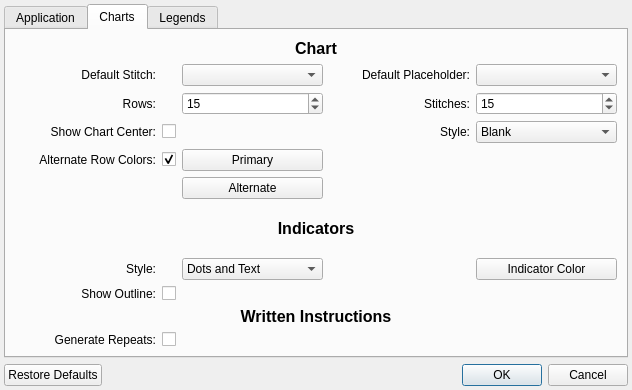
Old version of the form src/settings.ui in the repository iPenguin/CrochetCharts.
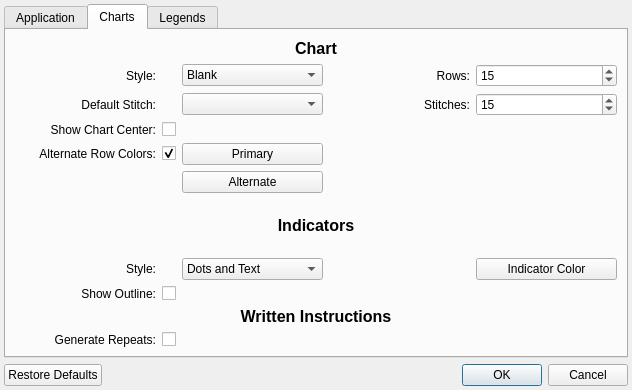
New version of the form. The open tabs and pages were chosen to show the change.

Commit message: Remove place holder stitch it's completely useless.

```diff
--- a/src/settings.ui
+++ b/src/settings.ui
@@ -117,22 +117,6 @@
        <string>Charts</string>
       </attribute>
       <layout class="QGridLayout" name="gridLayout_2">
-       <item row="2" column="0">
-        <widget class="QLabel" name="label_6">
-         <property name="text">
-          <string>Default Stitch:</string>
-         </property>
-         <property name="alignment">
-          <set>Qt::AlignRight|Qt::AlignTrailing|Qt::AlignVCenter</set>
-         </property>
-         <property name="buddy">
-          <cstring>defaultStitch</cstring>
-         </property>
-        </widget>
-       </item>
-       <item row="2" column="2">
-        <widget class="QComboBox" name="defaultStitch"/>
-       </item>
        <item row="10" column="0">
         <widget class="QLabel" name="label_23">
          <property name="text">
@@ -200,48 +184,6 @@
          </property>
         </widget>
        </item>
-       <item row="4" column="2">
-        <widget class="QSpinBox" name="rowCount">
-         <property name="minimum">
-          <number>1</number>
-         </property>
-         <property name="maximum">
-          <number>1000000000</number>
-         </property>
-         <property name="value">
-          <number>15</number>
-         </property>
-        </widget>
-       </item>
-       <item row="4" column="0">
-        <widget class="QLabel" name="label_5">
-         <property name="text">
-          <string>Rows:</string>
-         </property>
-         <property name="alignment">
-          <set>Qt::AlignRight|Qt::AlignTrailing|Qt::AlignVCenter</set>
-         </property>
-         <property name="buddy">
-          <cstring>rowCount</cstring>
-         </property>
-        </widget>
-       </item>
-       <item row="2" column="3">
-        <widget class="QLabel" name="label_10">
-         <property name="text">
-          <string>Default Placeholder:</string>
-         </property>
-         <property name="alignment">
-          <set>Qt::AlignRight|Qt::AlignTrailing|Qt::AlignVCenter</set>
-         </property>
-         <property name="buddy">
-          <cstring>placeholder</cstring>
-         </property>
-        </widget>
-       </item>
-       <item row="2" column="4">
-        <widget class="QComboBox" name="placeholder"/>
-       </item>
        <item row="4" column="3">
         <widget class="QLabel" name="label_4">
          <property name="text">
@@ -268,38 +210,6 @@
          </property>
         </widget>
        </item>
-       <item row="5" column="4">
-        <widget class="QComboBox" name="chartStyle">
-         <item>
-          <property name="text">
-           <string>Blank</string>
-          </property>
-         </item>
-         <item>
-          <property name="text">
-           <string>Rows</string>
-          </property>
-         </item>
-         <item>
-          <property name="text">
-           <string>Rounds</string>
-          </property>
-         </item>
-        </widget>
-       </item>
-       <item row="5" column="3">
-        <widget class="QLabel" name="label_24">
-         <property name="text">
-          <string>Style:</string>
-         </property>
-         <property name="alignment">
-          <set>Qt::AlignRight|Qt::AlignTrailing|Qt::AlignVCenter</set>
-         </property>
-         <property name="buddy">
-          <cstring>chartStyle</cstring>
-         </property>
-        </widget>
-       </item>
        <item row="15" column="0" colspan="5">
         <widget class="QLabel" name="label_3">
          <property name="sizePolicy">
@@ -453,6 +363,80 @@
          </property>
         </widget>
        </item>
+       <item row="2" column="2">
+        <widget class="QComboBox" name="chartStyle">
+         <item>
+          <property name="text">
+           <string>Blank</string>
+          </property>
+         </item>
+         <item>
+          <property name="text">
+           <string>Rows</string>
+          </property>
+         </item>
+         <item>
+          <property name="text">
+           <string>Rounds</string>
+          </property>
+         </item>
+        </widget>
+       </item>
+       <item row="2" column="0">
+        <widget class="QLabel" name="label_24">
+         <property name="text">
+          <string>Style:</string>
+         </property>
+         <property name="alignment">
+          <set>Qt::AlignRight|Qt::AlignTrailing|Qt::AlignVCenter</set>
+         </property>
+         <property name="buddy">
+          <cstring>chartStyle</cstring>
+         </property>
+        </widget>
+       </item>
+       <item row="4" column="2">
+        <widget class="QComboBox" name="defaultStitch"/>
+       </item>
+       <item row="2" column="4">
+        <widget class="QSpinBox" name="rowCount">
+         <property name="minimum">
+          <number>1</number>
+         </property>
+         <property name="maximum">
+          <number>1000000000</number>
+         </property>
+         <property name="value">
+          <number>15</number>
+         </property>
+        </widget>
+       </item>
+       <item row="2" column="3">
+        <widget class="QLabel" name="label_5">
+         <property name="text">
+          <string>Rows:</string>
+         </property>
+         <property name="alignment">
+          <set>Qt::AlignRight|Qt::AlignTrailing|Qt::AlignVCenter</set>
+         </property>
+         <property name="buddy">
+          <cstring>rowCount</cstring>
+         </property>
+        </widget>
+       </item>
+       <item row="4" column="0">
+        <widget class="QLabel" name="label_6">
+         <property name="text">
+          <string>Default Stitch:</string>
+         </property>
+         <property name="alignment">
+          <set>Qt::AlignRight|Qt::AlignTrailing|Qt::AlignVCenter</set>
+         </property>
+         <property name="buddy">
+          <cstring>defaultStitch</cstring>
+         </property>
+        </widget>
+       </item>
       </layout>
      </widget>
      <widget class="QWidget" name="tab_4">
```
Left out of the diff: 7 changed lines with no effect on the pictures. The commit also changes 9 other files.
